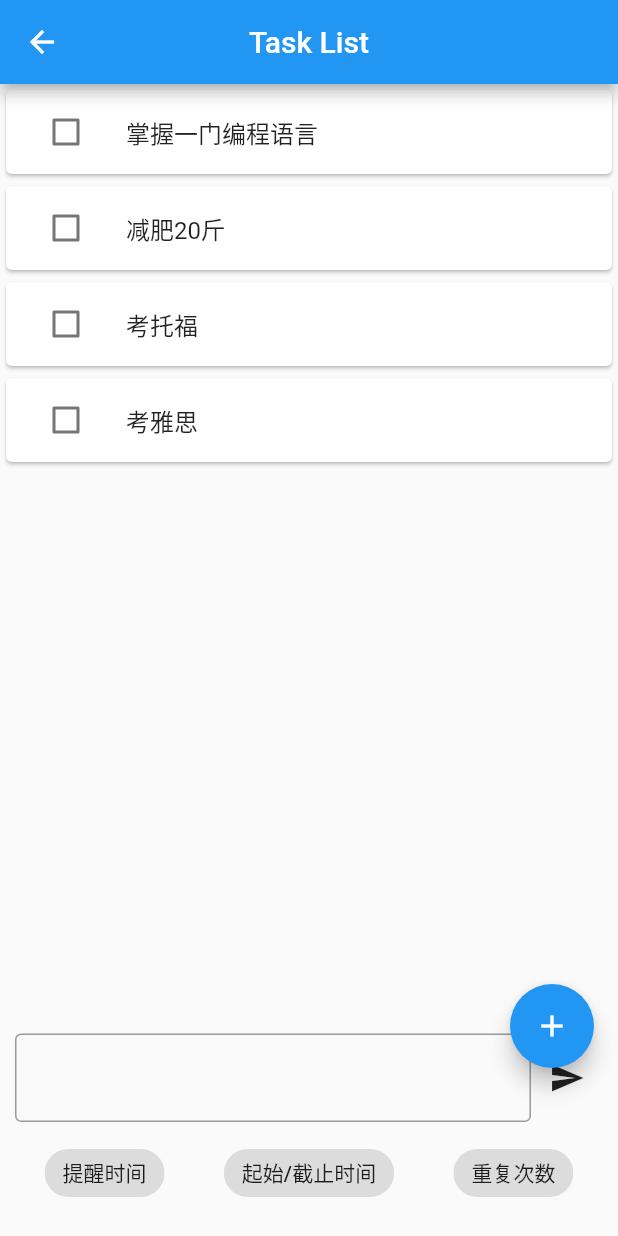
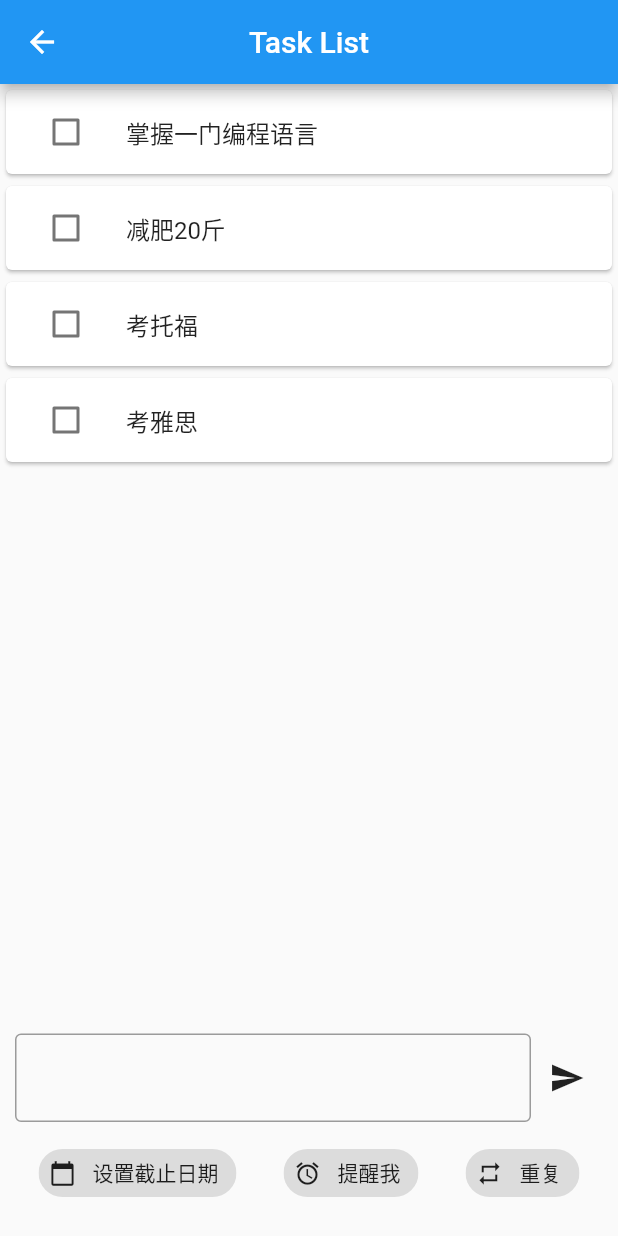
Before and after one commit to jiangkang/flutter-system, a Flutter app: the TodoListPage screen opened by its route, after a tap on the "add" icon, on a phone screen of 412 x 824 dp. Run offline on Flutter 3.47's test engine with Material 2 defaults, Android fonts, the phone set to English and light mode, and no system bars; our stand-ins replace cached_network_image, camera, flutter_markdown, shared_preferences, sqflite, video_player and 1 more; missing offline and left inert: analyzer, build, source_gen; accounts and stored records are empty; network calls fail.

Commit message:
listview

```diff
--- a/lib/entries.dart
+++ b/lib/entries.dart
@@ -47,6 +47,8 @@ final List<EntryItem> demoEntries = [
   EntryItem("Transform", "/demo/transform", icon: Icons.rotate_right),
   EntryItem("Button", "/demo/button", icon: Icons.crop_square),
   EntryItem("Slider", "/demo/slider", icon: Icons.slideshow),
+  EntryItem("TextField", "/demo/textfield", icon: Icons.input),
+  EntryItem("ListView", "/demo/listview", icon: Icons.list),
 ];
 
 final Map<String, IconData> ICONS = {
--- a/lib/page_routers.dart
+++ b/lib/page_routers.dart
@@ -13,6 +13,7 @@ import 'package:flutter_system/demos/demo_forms.dart';
 import 'package:flutter_system/demos/demo_gridview.dart';
 import 'package:flutter_system/demos/demo_http.dart';
 import 'package:flutter_system/demos/demo_image.dart';
+import 'package:flutter_system/demos/demo_listview.dart';
 import 'package:flutter_system/demos/demo_pageview.dart';
 import 'package:flutter_system/demos/demo_platform.dart';
 import 'package:flutter_system/demos/demo_progress_indicator.dart';
@@ -21,6 +22,7 @@ import 'package:flutter_system/demos/demo_safearea.dart';
 import 'package:flutter_system/demos/demo_sqlite.dart';
 import 'package:flutter_system/demos/demo_tabs.dart';
 import 'package:flutter_system/demos/demo_text.dart';
+import 'package:flutter_system/demos/demo_textfield.dart';
 import 'package:flutter_system/demos/demo_time.dart';
 import 'package:flutter_system/demos/demo_video.dart';
 import 'package:flutter_system/demos/demo_websocket.dart';
@@ -89,6 +91,8 @@ final Map<String, WidgetBuilder> demoRouters = {
   "/demo/transform": (BuildContext context) => TransformDemo(),
   "/demo/button": (BuildContext context) => ButtonDemo(),
   "/demo/slider": (BuildContext context) => SliderDemo(),
+  "/demo/textfield": (BuildContext context) => TextFieldDemo(),
+  "/demo/listview": (BuildContext context) => ListViewDemo(),
 };
 
 /// Product Routers
--- a/lib/products/todo/todo_list.dart
+++ b/lib/products/todo/todo_list.dart
@@ -11,6 +11,10 @@ class TodoListPage extends StatefulWidget {
 }
 
 class _TodoListPageState extends State<TodoListPage> {
+  bool _fbVisible = true;
+
+  FocusNode _focusNode = FocusNode();
+
   @override
   void initState() {
     super.initState();
@@ -51,14 +55,21 @@ class _TodoListPageState extends State<TodoListPage> {
         },
       ),
       floatingActionButton: Builder(
-        builder: (context) => FloatingActionButton(
-          onPressed: () {
-            showBottomSheet(
+        builder: (context) => Visibility(
+          visible: _fbVisible,
+          child: FloatingActionButton(
+            onPressed: () {
+              setState(() {
+                _fbVisible = !_fbVisible;
+              });
+              showBottomSheet(
                 shape: roundedRectBorder(4),
                 context: context,
-                builder: (context) => AddTaskDialog());
-          },
-          child: Icon(Icons.add),
+                builder: (context) => AddTaskDialog(focusNode: _focusNode),
+              );
+            },
+            child: Icon(Icons.add),
+          ),
         ),
       ),
     );
@@ -116,6 +127,10 @@ class _TaskListItemState extends State<TaskListItem> {
 }
 
 class AddTaskDialog extends StatefulWidget {
+  final FocusNode focusNode;
+
+  AddTaskDialog({this.focusNode});
+
   @override
   _AddTaskDialogState createState() => _AddTaskDialogState();
 }
@@ -145,9 +160,18 @@ class _AddTaskDialogState extends State<AddTaskDialog> {
             child: Row(
               mainAxisAlignment: MainAxisAlignment.spaceAround,
               children: <Widget>[
-                Chip(label: Text("提醒时间")),
-                Chip(label: Text("起始/截止时间")),
-                Chip(label: Text("重复次数")),
+                Chip(
+                  label: Text("设置截止日期"),
+                  avatar: Icon(Icons.calendar_today),
+                ),
+                Chip(
+                  label: Text("提醒我"),
+                  avatar: Icon(Icons.alarm),
+                ),
+                Chip(
+                  label: Text("重复"),
+                  avatar: Icon(Icons.repeat),
+                ),
               ],
             ),
           ),
```
Also changed, not shown: lib/demos/demo_listview.dart (added, +99 -0 lines), lib/demos/demo_textfield.dart (added, +49 -0 lines).
